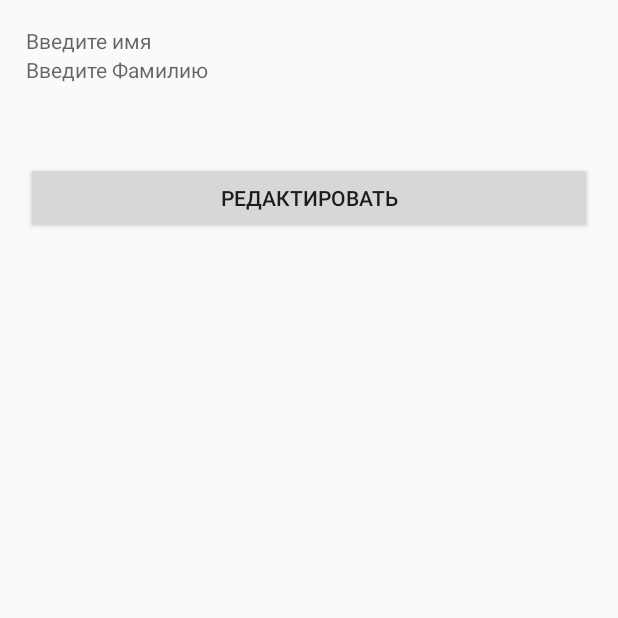
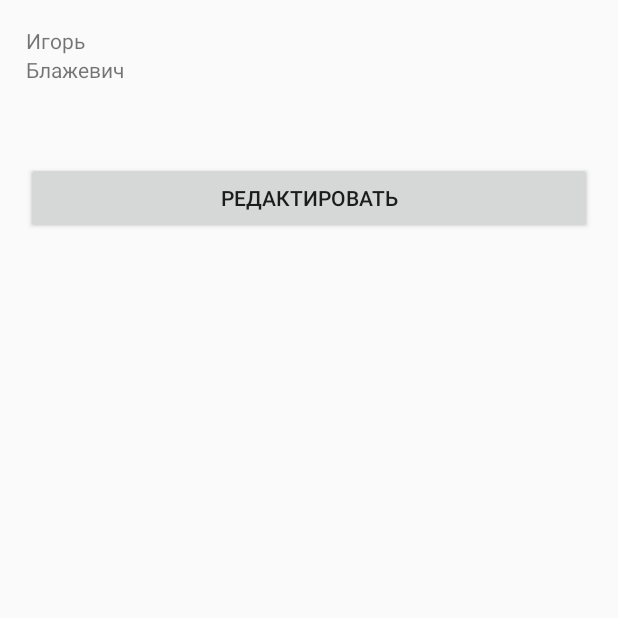
Before and after one commit to mixonko/HomeWork, an Android app: the Dz9Activity screen opened directly, with no data from a screen before it, after a tap on "Блажевич", on a phone screen of 412 x 824 dp, the top half of it. Run offline under Robolectric (Android 15) with nearby library versions, the phone set to English and light mode, and no system bars.

Commit message:
почти доделано

```diff
--- a/app/src/main/java/dz9/Dz9Activity.java
+++ b/app/src/main/java/dz9/Dz9Activity.java
@@ -5,14 +5,13 @@ import android.os.Bundle;
 import android.support.annotation.Nullable;
 import android.support.v4.app.FragmentActivity;
 import android.widget.FrameLayout;
-import android.widget.Toast;
 
 import test.com.homework.R;
 
 public class Dz9Activity extends FragmentActivity implements Dz9ListFragment.ListFragmentListener {
     private Dz9ListFragment listFragment;
     private Dz9InformationFragment informationFragment;
-    Boolean tablet = true;
+    private Boolean theTablet = true;
 
     @Override
     protected void onCreate(@Nullable Bundle savedInstanceState) {
@@ -22,14 +21,13 @@ public class Dz9Activity extends FragmentActivity implements Dz9ListFragment.Lis
         listFragment = new Dz9ListFragment();
         informationFragment = new Dz9InformationFragment();
 
-
         FrameLayout conteinerB = (FrameLayout)findViewById(R.id.conteiner_b);
         if (conteinerB == null){
-            tablet = false;
+            theTablet = false;
         }
 
 
-        if(tablet){
+        if(theTablet){
             tabletView();
         }else{
             phoneView();
@@ -38,8 +36,8 @@ public class Dz9Activity extends FragmentActivity implements Dz9ListFragment.Lis
     }
 
     private void phoneView(){
-        getSupportFragmentManager().beginTransaction().
-                replace(R.id.conteiner_a, listFragment)
+        getSupportFragmentManager().beginTransaction()
+                .replace(R.id.conteiner_a, listFragment)
                 .commit();
     }
 
@@ -50,19 +48,29 @@ public class Dz9Activity extends FragmentActivity implements Dz9ListFragment.Lis
     }
 
     private void tabletView(){
-        getSupportFragmentManager().beginTransaction().
-                replace(R.id.conteiner_a, listFragment)
-                .replace(R.id.conteiner_b, informationFragment)
+        getSupportFragmentManager().beginTransaction()
+                .replace(R.id.conteiner_a, listFragment)
                 .commit();
     }
 
     private void tabletInformatin(int position){
-
+        if(informationFragment.isVisible()){
+            getSupportFragmentManager().beginTransaction()
+                    .detach(informationFragment)
+                    .attach(informationFragment)
+                    .commit();
+        }else{
+            getSupportFragmentManager().beginTransaction()
+                    .replace(R.id.conteiner_b, informationFragment)
+                    .addToBackStack(null)
+                    .commit();
+        }
+        informationFragment.setPosition(position);
     }
 
     @Override
     public void onItemClick(int position) {
-        if(tablet){
+        if(theTablet){
             tabletInformatin(position);
         }else{
             phoneInformatin(position);
--- a/app/src/main/java/dz9/Dz9InformationFragment.java
+++ b/app/src/main/java/dz9/Dz9InformationFragment.java
@@ -1,6 +1,5 @@
 package dz9;
 
-import android.content.Intent;
 import android.os.Bundle;
 import android.support.annotation.NonNull;
 import android.support.annotation.Nullable;
@@ -18,45 +17,47 @@ import test.com.homework.R;
 
 import static dz9.Dz9ListFragment.exampleList;
 
+
 public class Dz9InformationFragment extends Fragment implements View.OnClickListener {
 
     private TextView firstNameTv, secondNameTv;
     private EditText firstNameEt, secondNameEt;
-    private Button save, cancel, change;
+    private Button save, change;
     private String firstName, secondName;
     private LinearLayout layoutView, layoutChange;
+    private Dz9ExampleItem student;
+    private View v;
     private int position;
-    private Dz9ExampleItem student;
+
     @Nullable
     @Override
     public View onCreateView(@NonNull LayoutInflater inflater, @Nullable ViewGroup container, @Nullable Bundle savedInstanceState) {
-        View v = inflater.inflate(R.layout.dz9_fragment_b, container, false);
+        v = inflater.inflate(R.layout.dz9_fragment_b, container, false);
         firstNameTv = (TextView) v.findViewById(R.id.firstNameTv);
         secondNameTv = (TextView) v.findViewById(R.id.secondNameTv);
         firstNameEt = (EditText) v.findViewById(R.id.firstNameEt);
         secondNameEt = (EditText) v.findViewById(R.id.secondNameEt);
         save = (Button) v.findViewById(R.id.save);
-        cancel = (Button) v.findViewById(R.id.cancel);
         change = (Button) v.findViewById(R.id.change);
         layoutView = (LinearLayout) v.findViewById(R.id.layoutView);
         layoutChange = (LinearLayout) v.findViewById(R.id.layoutChange);
 
         save.setOnClickListener(this);
-        cancel.setOnClickListener(this);
         change.setOnClickListener(this);
-
-        //Intent intent = getIntent();
-        //position = Integer.parseInt(intent.getStringExtra(Dz9ListFragment.POSITION));
-//        student = exampleList.get(position);
-//        firstName = student.getFirstName();
-//        secondName = student.getSecondName();
-//
-//        firstNameTv.setText(firstName);
-//        secondNameTv.setText(secondName);
         return v;
 
     }
 
+    @Override
+    public void onViewCreated(@NonNull View view, @Nullable Bundle savedInstanceState) {
+        super.onViewCreated(view, savedInstanceState);
+        student = exampleList.get(position);
+        firstName = student.getFirstName();
+        secondName = student.getSecondName();
+        firstNameTv.setText(firstName);
+        secondNameTv.setText(secondName);
+
+    }
 
     @Override
     public void onClick(View view) {
@@ -66,9 +67,6 @@ public class Dz9InformationFragment extends Fragment implements View.OnClickList
                 break;
             case R.id.save:
                 saveChanges();
-                break;
-            case R.id.cancel:
- //         finish();
                 break;
         }
     }
@@ -86,9 +84,12 @@ public class Dz9InformationFragment extends Fragment implements View.OnClickList
         student.setFirstName(firstNameEt.getText().toString());
         student.setSecondName(secondNameEt.getText().toString());
         Toast.makeText(getContext(), "информация обновлена", Toast.LENGTH_LONG).show();
-       // finish();
 
     }
 
+    public void setPosition(int position) {
+        this.position = position;
+
+    }
 
 }
--- a/app/src/main/java/dz9/Dz9ListFragment.java
+++ b/app/src/main/java/dz9/Dz9ListFragment.java
@@ -41,8 +41,6 @@ public class Dz9ListFragment extends Fragment implements View.OnClickListener {
     @Override
     public View onCreateView(@NonNull LayoutInflater inflater, @Nullable ViewGroup container, @Nullable Bundle savedInstanceState) {
         View v = inflater.inflate(R.layout.dz9_fragment_a, container, false);
-
-
 
         create = (Button) v.findViewById(R.id.create);
         create.setOnClickListener(this);
--- a/app/src/main/java/dz9/Dz9StudentInformation.java
+++ b/app/src/main/java/dz9/Dz9StudentInformation.java
@@ -3,21 +3,19 @@ package dz9;
 import android.os.Bundle;
 import android.support.annotation.Nullable;
 import android.support.v4.app.FragmentActivity;
-import android.widget.Toast;
 
 import test.com.homework.R;
-
-import static dz9.Dz9ListFragment.exampleList;
 
 public class Dz9StudentInformation extends FragmentActivity {
 
     private Dz9InformationFragment informationFragment;
     private int position;
-    private Dz9ExampleItem item;
+
     @Override
     protected void onCreate(@Nullable Bundle savedInstanceState) {
         super.onCreate(savedInstanceState);
         setContentView(R.layout.dz9_student_information);
+
 
         informationFragment = new Dz9InformationFragment();
         getSupportFragmentManager().beginTransaction().
@@ -25,10 +23,8 @@ public class Dz9StudentInformation extends FragmentActivity {
                 .commit();
 
         position = Integer.parseInt(getIntent().getStringExtra(Dz9ListFragment.POSITION));
-        item = exampleList.get(position);
+        informationFragment.setPosition(position);
 
+    }
 
-
-        Toast.makeText(this,item.getFirstName() , Toast.LENGTH_LONG).show();
-    }
 }
--- a/app/src/main/res/layout/dz9_fragment_b.xml
+++ b/app/src/main/res/layout/dz9_fragment_b.xml
@@ -82,14 +82,8 @@
                 android:layout_width="wrap_content"
                 android:layout_height="wrap_content"
                 android:layout_weight="1"
-                android:text="@string/dz6_text_save" />
+                android:text="@string/dz9_text_save" />
 
-            <Button
-                android:id="@+id/cancel"
-                android:layout_width="wrap_content"
-                android:layout_height="wrap_content"
-                android:layout_weight="1"
-                android:text="@string/dz6_text_cancel" />
         </LinearLayout>
     </LinearLayout>
 </FrameLayout>
--- a/app/src/main/res/values/strings.xml
+++ b/app/src/main/res/values/strings.xml
@@ -23,5 +23,7 @@
     <string name="dz6_text_cancel">cancel</string>
     <string name="dz6_text_change">Редактировать</string>
     <string name="dz9_text_dz9">dz9</string>
+    <string name="dz9_text_save">save</string>
+
 
 </resources>
```
